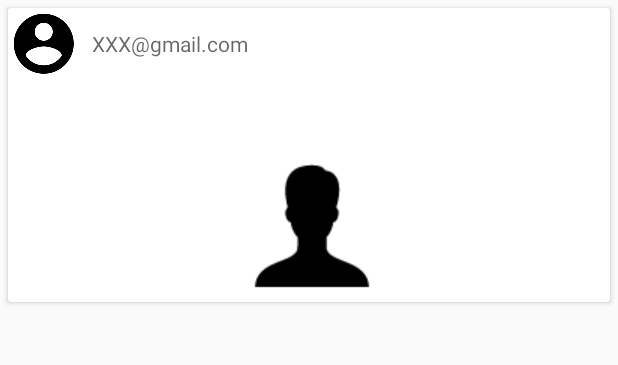
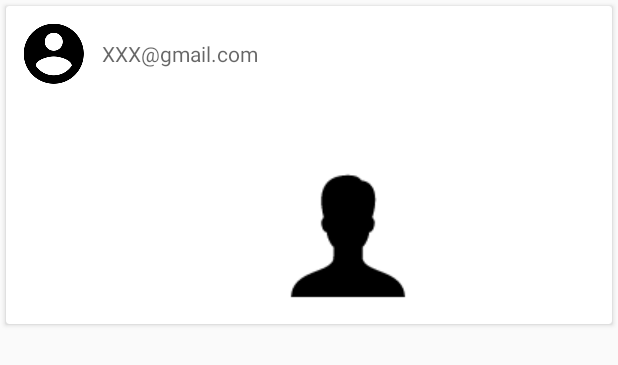
Before and after one commit to yeshuanova/PhotoShareApp.Android, an Android app: the layout fragment_photo_item.xml on its own in the app's theme, with its tools: preview values and no code run, on a phone screen of 412 x 824 dp. Shown: the top 365 px of the screen. Run offline under Robolectric (Android 15) with nearby library versions, the phone set to English and light mode, and no system bars.

```diff
--- a/app/build.gradle
+++ b/app/build.gradle
@@ -33,6 +33,7 @@ dependencies {
     compile 'com.google.firebase:firebase-storage:10.2.0'
     compile 'com.google.firebase:firebase-database:10.2.0'
     compile 'com.google.android.gms:play-services-auth:10.2.0'
+    compile 'com.firebaseui:firebase-ui-database:1.1.0'
     compile 'com.firebaseui:firebase-ui-storage:1.1.0'
     compile 'com.android.support.constraint:constraint-layout:1.0.2'
     compile 'com.android.support:support-v4:25.3.1'
--- a/app/src/main/java/com/csl/studio/photoshare/app/controller/CreateMessageActivity.java
+++ b/app/src/main/java/com/csl/studio/photoshare/app/controller/CreateMessageActivity.java
@@ -374,7 +374,7 @@ public class CreateMessageActivity extends BaseActivity {
         post.message = _message_edit.getText().toString();
         post.photo = photo_name;
         post.thumbnail = thumbnail_name;
-        post.post_time = getCurrentTimeString();
+        post.time = getCurrentTimeString();
 
         Map<String, Object> post_data_map = post.toMap();
 
--- a/app/src/main/java/com/csl/studio/photoshare/app/model/PostFormat.java
+++ b/app/src/main/java/com/csl/studio/photoshare/app/model/PostFormat.java
@@ -11,7 +11,7 @@ public class PostFormat {
     public String message = ""; // Message Content
     public String photo = "";   // Photo name
     public String thumbnail = "";   // Thumbnail name
-    public String post_time = "";
+    public String time = "";
 
     public static String AUTH_UID_KEY = "auth_uid";
     public static String MESSAGE_KEY = "message";
@@ -26,7 +26,7 @@ public class PostFormat {
         map.put(MESSAGE_KEY, message);
         map.put(PHOTO_KEY, photo);
         map.put(THUMBNAIL_KEY, thumbnail);
-        map.put(POST_TIME_KEY, post_time);
+        map.put(POST_TIME_KEY, time);
         return map;
     }
 }
--- a/app/src/main/res/layout/fragment_photo_item.xml
+++ b/app/src/main/res/layout/fragment_photo_item.xml
@@ -3,13 +3,14 @@
     xmlns:tools="http://schemas.android.com/tools"
     android:layout_width="match_parent"
     android:layout_height="wrap_content"
-    android:layout_margin="5dp">
+    android:layout_margin="4dp">
 
     <android.support.constraint.ConstraintLayout xmlns:android="http://schemas.android.com/apk/res/android"
         xmlns:app="http://schemas.android.com/apk/res-auto"
         xmlns:tools="http://schemas.android.com/tools"
         android:layout_width="match_parent"
-        android:layout_height="wrap_content">
+        android:layout_height="wrap_content"
+        android:padding="8dp">
 
         <android.support.v7.widget.AppCompatImageView
             android:id="@+id/author_icon"
@@ -38,11 +39,10 @@
             android:id="@+id/post_content"
             android:layout_width="0dp"
             android:layout_height="48dp"
-            android:paddingBottom="8dp"
-            android:paddingTop="8dp"
-            app:layout_constraintLeft_toLeftOf="parent"
-            app:layout_constraintRight_toRightOf="parent"
-            app:layout_constraintTop_toBottomOf="@+id/author_icon" />
+            android:padding="8dp"
+            app:layout_constraintLeft_toLeftOf="@+id/author_name"
+            app:layout_constraintRight_toRightOf="@+id/author_name"
+            app:layout_constraintTop_toBottomOf="@+id/author_name" />
 
         <android.support.v7.widget.AppCompatImageView
             android:id="@+id/post_thumbnail"
```
Also changed, not shown: app/src/main/java/com/csl/studio/photoshare/app/controller/PhotoItemRecyclerViewAdapter.java (+12 -26 lines), app/src/main/java/com/csl/studio/photoshare/app/controller/PhotoListFragment.java (+49 -35 lines), app/src/main/java/com/csl/studio/photoshare/app/controller/PhotoShareMainActivity.java (+10 -0 lines), app/src/main/java/com/csl/studio/photoshare/app/model/PostItemContent.java (deleted, +0 -53 lines), app/src/main/java/com/csl/studio/photoshare/app/model/PostViewHolder.java (added, +25 -0 lines).
